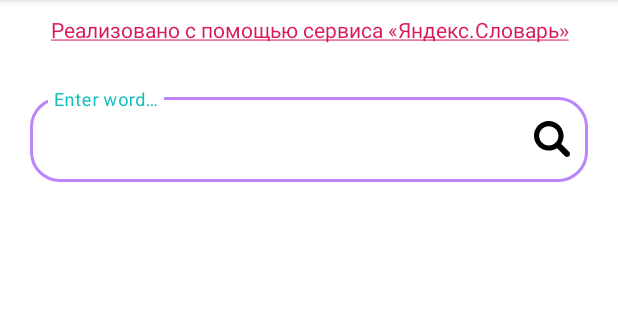
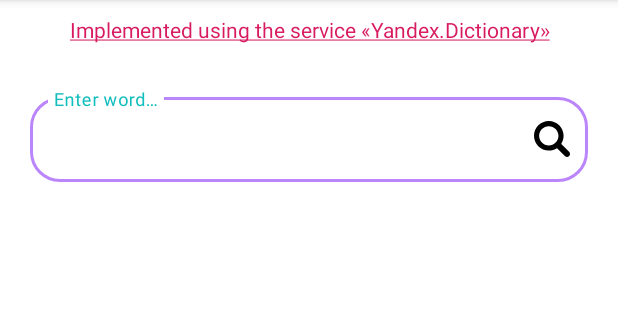
Before and after one commit to agaperra/prof_dev, an Android app: the screen it shows after launch (MainActivity), on a phone screen of 412 x 824 dp, the part 84-404 px from its top. Run offline under Robolectric (Android 15) with nearby library versions, the phone set to English and light mode, and no system bars; our stand-ins replace Dagger/Hilt's generated code, Room's generated code, RxJava; libraries missing offline, so code that uses them is left out: androidx.viewbinding; 3 statements that could not run were skipped.

Commit message:
проблемы решены, дз сделано с помощью Яндекс.Словаря

```diff
--- a/app/src/main/java/com/agaperra/professionaldevelopment/data/repository/Converter.kt
+++ b/app/src/main/java/com/agaperra/professionaldevelopment/data/repository/Converter.kt
@@ -13,7 +13,6 @@ object Converter {
                     meanings.add(Meaning(response.def[0].text, mean.text))
                 }
             }
-        println(meanings)
         return meanings
     }
 
--- a/app/src/main/java/com/agaperra/professionaldevelopment/ui/activity/MainActivity.kt
+++ b/app/src/main/java/com/agaperra/professionaldevelopment/ui/activity/MainActivity.kt
@@ -3,17 +3,15 @@ package com.agaperra.professionaldevelopment.ui.activity
 import android.os.Bundle
 import android.text.method.LinkMovementMethod
 import android.view.inputmethod.InputMethodManager
-import android.widget.TextView
 import androidx.lifecycle.ViewModelProvider
 import androidx.recyclerview.widget.LinearLayoutManager
+import com.agaperra.professionaldevelopment.MainApplication
+import com.agaperra.professionaldevelopment.data.state.AppState
 import com.agaperra.professionaldevelopment.databinding.ActivityMainBinding
+import com.agaperra.professionaldevelopment.ui.adapter.MainAdapter
+import com.agaperra.professionaldevelopment.ui.base.BaseActivity
 import com.agaperra.professionaldevelopment.utils.Extensions.hide
 import com.agaperra.professionaldevelopment.utils.Extensions.show
-import com.agaperra.professionaldevelopment.MainApplication
-import com.agaperra.professionaldevelopment.R
-import com.agaperra.professionaldevelopment.data.state.AppState
-import com.agaperra.professionaldevelopment.ui.adapter.MainAdapter
-import com.agaperra.professionaldevelopment.ui.base.BaseActivity
 import javax.inject.Inject
 
 
@@ -71,9 +69,16 @@ class MainActivity : BaseActivity<AppState, MainInteractor>() {
 
     private fun setResult(dataModel: AppState.Success) {
         binding.tvWord.text = dataModel.data.word.word
-        println(dataModel)
-        meaningAdapter.updateList(dataModel.data.meanings)
-        hideLoading()
+        if(dataModel.data.meanings.isNotEmpty()) {
+            meaningAdapter.updateList(dataModel.data.meanings)
+            hideLoading()
+        }
+        else{
+            binding.progressIndicator.hide()
+            binding.groupResult.show()
+            binding.meanings.hide()
+            binding.rvMeanings.hide()
+        }
 
     }
 
--- a/app/src/main/java/com/agaperra/professionaldevelopment/ui/activity/MainInteractor.kt
+++ b/app/src/main/java/com/agaperra/professionaldevelopment/ui/activity/MainInteractor.kt
@@ -22,6 +22,7 @@ class MainInteractor @Inject constructor(
                 .onErrorResumeNext { error ->
                     if (error is EmptyResultSetException) {
                         remoteRepository.getWord(key, languageCode, word).flatMap { response ->
+                            println(response.def[0].tr[0].text)
                             localRepository.fetchWord(
                                 Converter.convertToWord(response.def[0].text),
                                 Converter.convertToMeanings(response)
--- a/app/src/main/java/com/agaperra/professionaldevelopment/ui/adapter/MainAdapter.kt
+++ b/app/src/main/java/com/agaperra/professionaldevelopment/ui/adapter/MainAdapter.kt
@@ -4,8 +4,8 @@ import android.annotation.SuppressLint
 import android.view.LayoutInflater
 import android.view.ViewGroup
 import androidx.recyclerview.widget.RecyclerView
+import com.agaperra.professionaldevelopment.data.database.entity.Meaning
 import com.agaperra.professionaldevelopment.databinding.ItemMeaningBinding
-import com.agaperra.professionaldevelopment.data.database.entity.Meaning
 
 class MainAdapter : RecyclerView.Adapter<MainAdapter.MeaningViewHolderImpl>() {
 
@@ -32,6 +32,7 @@ class MainAdapter : RecyclerView.Adapter<MainAdapter.MeaningViewHolderImpl>() {
     @SuppressLint("NotifyDataSetChanged")
     fun updateList(newItems: List<Meaning>) {
         itemList.clear()
+        println(newItems)
         itemList.addAll(newItems)
         notifyDataSetChanged()
     }
--- a/app/src/main/res/layout/activity_main.xml
+++ b/app/src/main/res/layout/activity_main.xml
@@ -1,11 +1,15 @@
 <?xml version="1.0" encoding="utf-8"?>
-<androidx.constraintlayout.widget.ConstraintLayout xmlns:android="http://schemas.android.com/apk/res/android"
+<androidx.core.widget.NestedScrollView xmlns:android="http://schemas.android.com/apk/res/android"
     xmlns:app="http://schemas.android.com/apk/res-auto"
     xmlns:tools="http://schemas.android.com/tools"
     android:id="@+id/constraintLayout"
     android:layout_width="match_parent"
     android:layout_height="match_parent"
     tools:context=".ui.activity.MainActivity">
+
+    <androidx.constraintlayout.widget.ConstraintLayout
+        android:layout_width="match_parent"
+        android:layout_height="match_parent">
 
         <com.google.android.material.textview.MaterialTextView
             android:id="@+id/yandex"
@@ -51,10 +55,11 @@
         </com.google.android.material.textfield.TextInputLayout>
 
         <com.google.android.material.textview.MaterialTextView
-        android:id="@+id/tvWord"
+            android:id="@+id/word"
             android:layout_width="0dp"
             android:layout_height="wrap_content"
             android:layout_margin="15dp"
+            android:text="@string/word"
             android:textColor="@color/black"
             android:textSize="18sp"
             android:textStyle="bold"
@@ -62,6 +67,29 @@
             app:layout_constraintStart_toStartOf="parent"
             app:layout_constraintTop_toBottomOf="@+id/tvErrorMessage" />
 
+        <com.google.android.material.textview.MaterialTextView
+            android:id="@+id/tvWord"
+            android:layout_width="0dp"
+            android:layout_height="wrap_content"
+            android:layout_margin="15dp"
+            android:textColor="@color/black"
+            android:textSize="18sp"
+            app:layout_constraintEnd_toEndOf="parent"
+            app:layout_constraintStart_toStartOf="parent"
+            app:layout_constraintTop_toBottomOf="@+id/word" />
+
+        <com.google.android.material.textview.MaterialTextView
+            android:id="@+id/meanings"
+            android:layout_width="0dp"
+            android:layout_height="wrap_content"
+            android:layout_margin="15dp"
+            android:text="@string/meanings"
+            android:textColor="@color/black"
+            android:textSize="18sp"
+            android:textStyle="bold"
+            app:layout_constraintEnd_toEndOf="parent"
+            app:layout_constraintStart_toStartOf="parent"
+            app:layout_constraintTop_toBottomOf="@+id/tvWord" />
 
         <com.google.android.material.progressindicator.CircularProgressIndicator
             android:id="@+id/progressIndicator"
@@ -89,34 +117,26 @@
             app:layout_constraintStart_toStartOf="parent"
             app:layout_constraintTop_toTopOf="@+id/progressIndicator" />
 
-    <androidx.core.widget.NestedScrollView
-        android:id="@+id/nestedScroll"
-        android:layout_width="match_parent"
-        android:layout_height="0dp"
-        app:layout_constraintEnd_toEndOf="parent"
-        app:layout_constraintStart_toStartOf="parent"
-        app:layout_constraintTop_toBottomOf="@id/tvWord">
 
         <androidx.recyclerview.widget.RecyclerView
             android:id="@+id/rvMeanings"
             android:layout_width="match_parent"
-            android:layout_height="match_parent"
+            android:layout_height="wrap_content"
             android:layout_margin="8dp"
             android:nestedScrollingEnabled="false"
             android:orientation="vertical"
             app:layoutManager="androidx.recyclerview.widget.LinearLayoutManager"
-            app:layout_constraintBottom_toBottomOf="parent"
             app:layout_constraintEnd_toEndOf="parent"
             app:layout_constraintStart_toStartOf="parent"
-            app:layout_constraintTop_toBottomOf="@+id/tvWord"
+            app:layout_constraintTop_toBottomOf="@id/meanings"
             tools:listitem="@layout/item_meaning" />
-    </androidx.core.widget.NestedScrollView>
 
         <androidx.constraintlayout.widget.Group
             android:id="@+id/groupResult"
             android:layout_width="wrap_content"
             android:layout_height="wrap_content"
             android:visibility="invisible"
-        app:constraint_referenced_ids="nestedScroll,tvWord" />
+            app:constraint_referenced_ids="rvMeanings, meanings, tvWord, word" />
+    </androidx.constraintlayout.widget.ConstraintLayout>
 
-</androidx.constraintlayout.widget.ConstraintLayout>
+</androidx.core.widget.NestedScrollView>
--- a/app/src/main/res/values/strings.xml
+++ b/app/src/main/res/values/strings.xml
@@ -6,6 +6,9 @@
     <string name="empty_server_response_on_success">Couldn\'t find any definitions</string>
     <string name="button_search">Search</string>
     <string name="search_hint">Enter word…</string>
+    <string name="word">Word</string>
+    <string name="translate">Translate</string>
+    <string name="meanings">Meanings</string>
     <string name="delete_description">X</string>
     <string name="image_stub">image</string>
     <string name="dialog_button_cancel">Cancel</string>
@@ -20,6 +23,5 @@
     <string name="options_button">Options button</string>
     <string name="easy_words">Easy Words</string>
     <string name="error_message">The word was not found</string>
-<!--    <string name="yandex">Реализовано с помощью сервиса «Яндекс.Словарь»</string>-->
-    <string name="yandex"><a href="https://tech.yandex.ru/dictionary">Реализовано с помощью сервиса «Яндекс.Словарь»</a></string>
+    <string name="yandex"><a href="https://tech.yandex.ru/dictionary">Implemented using the service «Yandex.Dictionary»</a></string>
 </resources>
```
Lines whose indentation alone changed are shown as unchanged.
